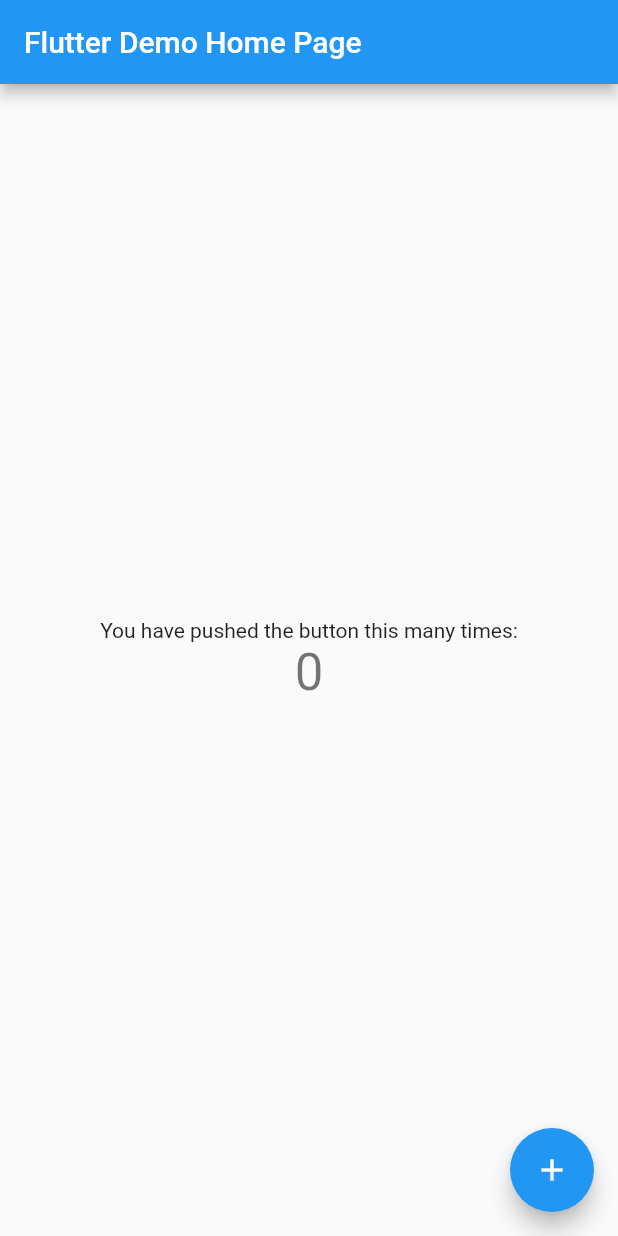
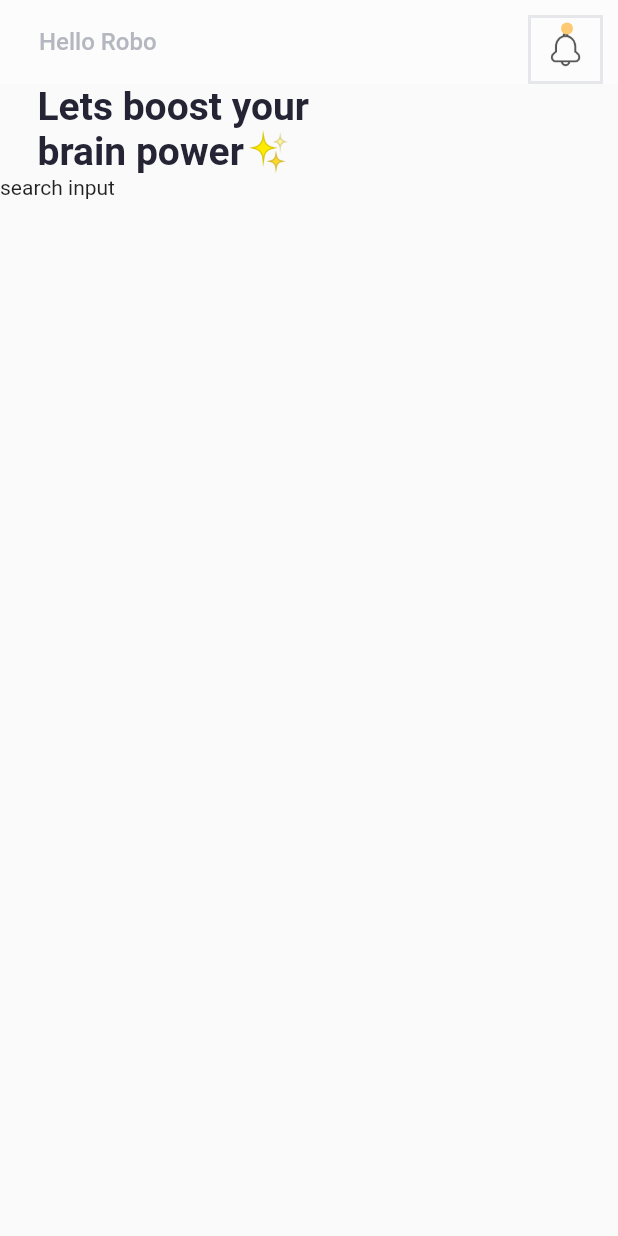
Before and after one commit to beshprakash11/course_app, a Flutter app: the screen it shows after launch, on a phone screen of 412 x 824 dp. Run offline on Flutter 3.47's test engine with Material 2 defaults, Android fonts, the phone set to English and light mode, and no system bars.

Commit message:
Appbar, emoji, search bar updated

```diff
--- /dev/null
+++ b/lib/constants/colors.dart
@@ -0,0 +1,9 @@
+import 'package:flutter/material.dart';
+
+const Color kBackground = Color(0xFFFCFCFC);
+const Color kPrimaryLight = Color(0xFFEDF6F3);
+const Color kprimary = Color(0xFFDAEFE8);
+const Color kPrimaryDark = Color(0xFF88A1AE);
+const Color kAccent = Color(0xFFFDCA73);
+const Color kFont = Color(0xFF252435);
+const Color kFontLignt = Color(0xFFB4B7BF);
--- a/lib/main.dart
+++ b/lib/main.dart
@@ -1,115 +1,21 @@
+import 'package:course_app/screens/home/home.dart';
 import 'package:flutter/material.dart';
+import 'package:flutter/services.dart';
 
-void main() {
-  runApp(const MyApp());
+void main(){
+  runApp(MyApp());
 }
 
 class MyApp extends StatelessWidget {
-  const MyApp({super.key});
 
-  // This widget is the root of your application.
   @override
   Widget build(BuildContext context) {
+    SystemChrome.setSystemUIOverlayStyle(
+      SystemUiOverlayStyle(statusBarColor: Colors.transparent),
+    );
     return MaterialApp(
-      title: 'Flutter Demo',
-      theme: ThemeData(
-        // This is the theme of your application.
-        //
-        // Try running your application with "flutter run". You'll see the
-        // application has a blue toolbar. Then, without quitting the app, try
-        // changing the primarySwatch below to Colors.green and then invoke
-        // "hot reload" (press "r" in the console where you ran "flutter run",
-        // or simply save your changes to "hot reload" in a Flutter IDE).
-        // Notice that the counter didn't reset back to zero; the application
-        // is not restarted.
-        primarySwatch: Colors.blue,
-      ),
-      home: const MyHomePage(title: 'Flutter Demo Home Page'),
+      debugShowCheckedModeBanner: false,
+      home: HomePage(),
     );
   }
 }
-
-class MyHomePage extends StatefulWidget {
-  const MyHomePage({super.key, required this.title});
-
-  // This widget is the home page of your application. It is stateful, meaning
-  // that it has a State object (defined below) that contains fields that affect
-  // how it looks.
-
-  // This class is the configuration for the state. It holds the values (in this
-  // case the title) provided by the parent (in this case the App widget) and
-  // used by the build method of the State. Fields in a Widget subclass are
-  // always marked "final".
-
-  final String title;
-
-  @override
-  State<MyHomePage> createState() => _MyHomePageState();
-}
-
-class _MyHomePageState extends State<MyHomePage> {
-  int _counter = 0;
-
-  void _incrementCounter() {
-    setState(() {
-      // This call to setState tells the Flutter framework that something has
-      // changed in this State, which causes it to rerun the build method below
-      // so that the display can reflect the updated values. If we changed
-      // _counter without calling setState(), then the build method would not be
-      // called again, and so nothing would appear to happen.
-      _counter++;
-    });
-  }
-
-  @override
-  Widget build(BuildContext context) {
-    // This method is rerun every time setState is called, for instance as done
-    // by the _incrementCounter method above.
-    //
-    // The Flutter framework has been optimized to make rerunning build methods
-    // fast, so that you can just rebuild anything that needs updating rather
-    // than having to individually change instances of widgets.
-    return Scaffold(
-      appBar: AppBar(
-        // Here we take the value from the MyHomePage object that was created by
-        // the App.build method, and use it to set our appbar title.
-        title: Text(widget.title),
-      ),
-      body: Center(
-        // Center is a layout widget. It takes a single child and positions it
-        // in the middle of the parent.
-        child: Column(
-          // Column is also a layout widget. It takes a list of children and
-          // arranges them vertically. By default, it sizes itself to fit its
-          // children horizontally, and tries to be as tall as its parent.
-          //
-          // Invoke "debug painting" (press "p" in the console, choose the
-          // "Toggle Debug Paint" action from the Flutter Inspector in Android
-          // Studio, or the "Toggle Debug Paint" command in Visual Studio Code)
-          // to see the wireframe for each widget.
-          //
-          // Column has various properties to control how it sizes itself and
-          // how it positions its children. Here we use mainAxisAlignment to
-          // center the children vertically; the main axis here is the vertical
-          // axis because Columns are vertical (the cross axis would be
-          // horizontal).
-          mainAxisAlignment: MainAxisAlignment.center,
-          children: <Widget>[
-            const Text(
-              'You have pushed the button this many times:',
-            ),
-            Text(
-              '$_counter',
-              style: Theme.of(context).textTheme.headline4,
-            ),
-          ],
-        ),
-      ),
-      floatingActionButton: FloatingActionButton(
-        onPressed: _incrementCounter,
-        tooltip: 'Increment',
-        child: const Icon(Icons.add),
-      ), // This trailing comma makes auto-formatting nicer for build methods.
-    );
-  }
-}
--- /dev/null
+++ b/lib/screens/home/home.dart
@@ -0,0 +1,71 @@
+import 'package:course_app/constants/colors.dart';
+import 'package:course_app/screens/home/widget/emoji_text.dart';
+import 'package:course_app/screens/home/widget/search_input.dart';
+import 'package:flutter/material.dart';
+
+class HomePage extends StatelessWidget {
+  @override
+  Widget build(BuildContext context) {
+    return Scaffold(
+      appBar: _buildAppBar(),
+      body: SingleChildScrollView(
+        child: Column(
+          crossAxisAlignment: CrossAxisAlignment.start,
+          mainAxisSize: MainAxisSize.min,
+          children: [
+            EmojiText(),
+            SearchInput(),
+          ],
+        ),
+      ),
+    );
+  }
+}
+
+AppBar _buildAppBar(){
+    return AppBar(
+      backgroundColor: kBackground,
+      elevation: 0,
+      centerTitle: false,
+      title: const Padding(
+        padding: EdgeInsets.only(left: 10),
+        child: Text(
+          "Hello Robo",
+          style: TextStyle(
+            fontSize: 16,
+            color: kFontLignt
+          ),
+        ),
+      ),
+
+      actions: [
+        Stack(
+          children: [
+            Container(
+              margin: EdgeInsets.only(top: 10, right: 10),
+              padding: EdgeInsets.all(8),
+              decoration: BoxDecoration(
+                border: Border.all(color: kFontLignt.withOpacity(0.3),
+                width: 2)
+              ),
+              child: Image.asset('assets/icons/notification.png', width: 30,),
+            ),
+
+            Positioned(
+              top: 15,
+              right: 30,
+              child:  Container(
+                height: 8,
+                width: 8,
+                decoration: BoxDecoration(
+                  color: kAccent,
+                  shape: BoxShape.circle
+                ),
+              )
+            )
+          ],
+        ),
+      ],
+
+    );
+}
--- /dev/null
+++ b/lib/screens/home/widget/emoji_text.dart
@@ -0,0 +1,33 @@
+import 'package:course_app/constants/colors.dart';
+import 'package:flutter/material.dart';
+
+class EmojiText extends StatelessWidget {
+  const EmojiText({super.key});
+
+  @override
+  Widget build(BuildContext context) {
+    return Container(
+      padding: EdgeInsets.only(left: 25),
+      child: RichText(
+        text: TextSpan(
+          children: [
+            TextSpan(
+              text: 'Let\s boost your\nbrain power',
+              style: TextStyle(
+                fontWeight: FontWeight.bold,
+                fontSize: 26,
+                color: kFont
+              )
+            ),
+            TextSpan(
+              text: '✨',
+              style: TextStyle(
+                fontSize: 26
+              ),
+            ),
+          ]
+        )
+      ),
+    );
+  }
+}
--- /dev/null
+++ b/lib/screens/home/widget/search_input.dart
@@ -0,0 +1,10 @@
+import 'package:flutter/material.dart';
+
+class SearchInput extends StatelessWidget {
+  @override
+  Widget build(BuildContext context) {
+    return Container(
+      child: Text('search input'),
+    );
+  }
+}
--- a/pubspec.yaml
+++ b/pubspec.yaml
@@ -62,8 +62,8 @@ flutter:
 
   # To add assets to your application, add an assets section, like this:
   assets:
-    - images/images/
-    - images/icons/
+    - assets/images/
+    - assets/icons/
 
   # An image asset can refer to one or more resolution-specific "variants", see
   # https://flutter.dev/assets-and-images/#resolution-aware
```
Also changed, not shown: 1 other file.
